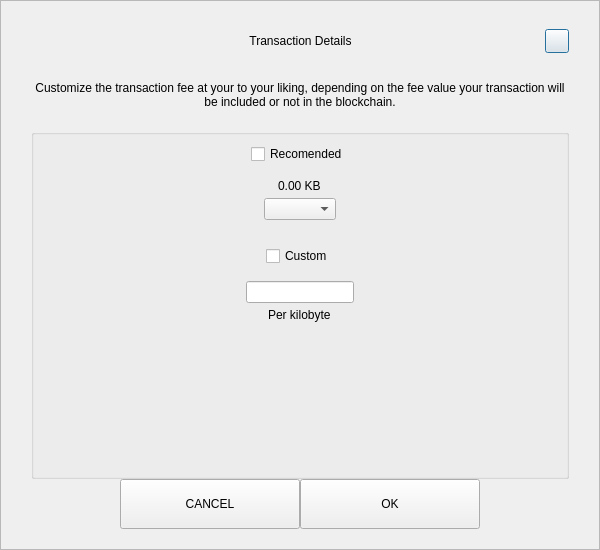
decenomy/AZR, file src/qt/aezora/forms/sendcustomfeedialog.ui: the form before one commit.
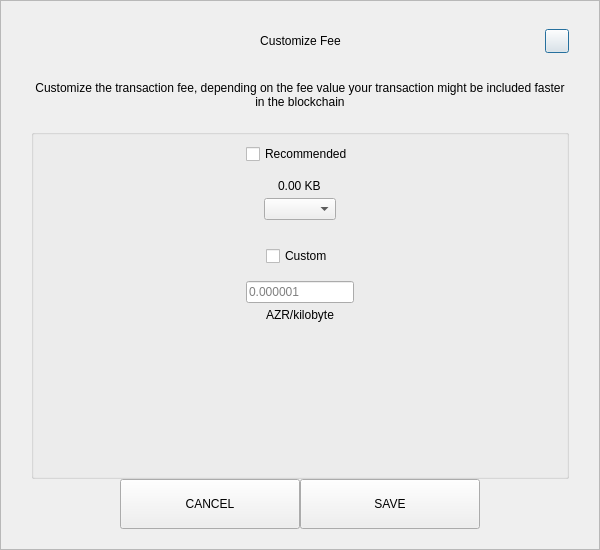
The form after the commit.

Diff of the .ui file:
```diff
--- a/src/qt/aezora/forms/sendcustomfeedialog.ui
+++ b/src/qt/aezora/forms/sendcustomfeedialog.ui
@@ -92,7 +92,7 @@
            <string notr="true">padding-left:24px;</string>
           </property>
           <property name="text">
-           <string>Transaction Details</string>
+           <string>Customize Fee</string>
           </property>
           <property name="alignment">
            <set>Qt::AlignCenter</set>
@@ -155,7 +155,7 @@
       <item>
        <widget class="QLabel" name="labelMessage">
         <property name="text">
-         <string>Customize the transaction fee at your to your liking, depending on the fee value your transaction will be included or not in the blockchain.</string>
+         <string>Customize the transaction fee, depending on the fee value your transaction might be included faster in the blockchain</string>
         </property>
         <property name="alignment">
          <set>Qt::AlignCenter</set>
@@ -201,7 +201,7 @@
            <item alignment="Qt::AlignHCenter">
             <widget class="QCheckBox" name="checkBoxRecommended">
              <property name="text">
-              <string>Recomended</string>
+              <string>Recommended</string>
              </property>
             </widget>
            </item>
@@ -278,12 +278,16 @@
             </spacer>
            </item>
            <item alignment="Qt::AlignHCenter">
-            <widget class="QLineEdit" name="lineEditCustomFee"/>
+            <widget class="QLineEdit" name="lineEditCustomFee">
+             <property name="placeholderText">
+              <string notr="true">0.000001</string>
+             </property>
+            </widget>
            </item>
            <item alignment="Qt::AlignHCenter">
             <widget class="QLabel" name="labelCustomFee">
              <property name="text">
-              <string>Per kilobyte</string>
+              <string>AZR/kilobyte</string>
              </property>
             </widget>
            </item>
@@ -348,7 +352,7 @@
            <enum>Qt::NoFocus</enum>
           </property>
           <property name="text">
-           <string>OK</string>
+           <string>SAVE</string>
           </property>
          </widget>
         </item>
```
